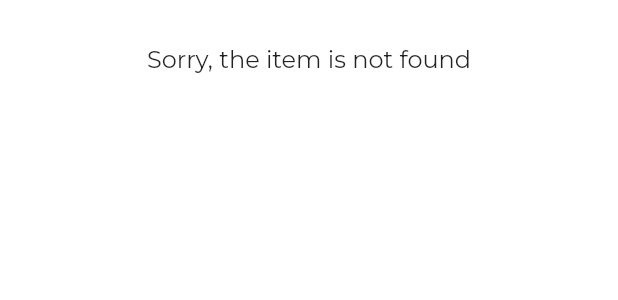
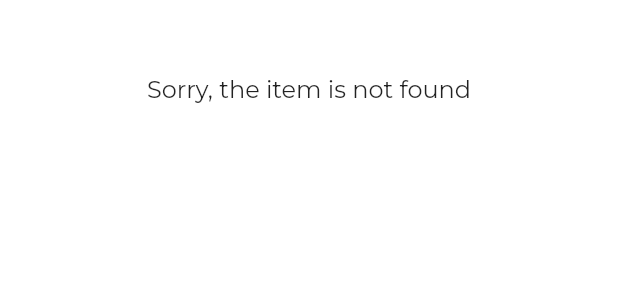
Before and after one commit to nurulfaza12/web_blog, a Flutter app: the EmptyState widget shown alone on an empty page, opened directly, on a phone screen of 412 x 824 dp. Shown: the top 300 px of the screen. Run offline on Flutter 3.47's test engine with Material 2 defaults, Android fonts, the light colour scheme and no system bars; our stand-ins replace equatable, flutter_bloc, google_fonts; network calls fail.

Commit message:
improve UI

```diff
--- a/lib/main.dart
+++ b/lib/main.dart
@@ -6,6 +6,7 @@ import 'package:web_blog/screens/detail/detail_argument.dart';
 import 'package:web_blog/screens/detail/detail_view.dart';
 import 'package:web_blog/screens/home/bloc/home_bloc.dart';
 import 'package:web_blog/screens/home/view/home_view.dart';
+import 'package:web_blog/utils/palette.dart';
 
 void main() {
   runApp(const MyApp());
@@ -30,7 +31,7 @@ class MyApp extends StatelessWidget {
         // or simply save your changes to "hot reload" in a Flutter IDE).
         // Notice that the counter didn't reset back to zero; the application
         // is not restarted.
-        primarySwatch: Colors.blue,
+        primarySwatch: Palette.blue,
         textTheme: GoogleFonts.montserratTextTheme(),
         appBarTheme: const AppBarTheme(
           backgroundColor: Colors.white,
@@ -47,7 +48,7 @@ class MyApp extends StatelessWidget {
             }
             return BlocProvider<HomeBloc>(
               create: (_) => HomeBloc()..add(const LoadBlogs()),
-              child: SafeArea(child: const HomeView()),
+              child: const SafeArea(child: HomeView()),
             );
           },
         );
--- a/lib/screens/detail/detail_view.dart
+++ b/lib/screens/detail/detail_view.dart
@@ -16,12 +16,13 @@ class DetailView extends StatelessWidget {
       body: CustomScrollView(
         slivers: [
           SliverAppBar(
+            pinned: true,
             leading: IconButton(
               onPressed: () => Navigator.of(context).pop(),
               iconSize: 18.0,
               splashRadius: 18.0,
-              icon: Icon(Icons.arrow_back_ios_new_rounded,
-                  size: 18.0, color: Palette.text),
+              icon: const Icon(Icons.arrow_back_ios_new_rounded,
+                  size: 18.0, color: Palette.dark),
             ),
           ),
           SliverToBoxAdapter(
--- a/lib/screens/home/view/widgets/empty_state.dart
+++ b/lib/screens/home/view/widgets/empty_state.dart
@@ -6,7 +6,7 @@ class EmptyState extends StatelessWidget {
   @override
   Widget build(BuildContext context) {
     return Padding(
-      padding: const EdgeInsets.only(top: 30.0),
+      padding: const EdgeInsets.only(top: 50.0),
       child: SizedBox(
         height: 100.0,
         width: MediaQuery.of(context).size.width,
--- a/lib/screens/home/view/widgets/error_state.dart
+++ b/lib/screens/home/view/widgets/error_state.dart
@@ -21,7 +21,7 @@ class ErrorState extends StatelessWidget {
             ),
             TextButton(
               onPressed: () => onPressed(),
-              child: Text('Retry'),
+              child: const Text('Retry'),
             ),
           ],
         ),
--- a/lib/utils/palette.dart
+++ b/lib/utils/palette.dart
@@ -1,8 +1,23 @@
 import 'package:flutter/material.dart';
 
 class Palette {
-  static const Color blue = Color(0xFF006098);
-  static const Color text = Color(0xFF222222);
-  static const Color lightBlue = Color(0xFFADB8C7);
+  static const Color dark = Color(0xFF222222);
   static const Color white = Color(0xFFFFFFFF);
+
+  static const _bluePrimaryValue = 0xFF006098;
+  static const MaterialColor blue = MaterialColor(
+    _bluePrimaryValue,
+    <int, Color>{
+      50: Color(0xFFE2F6FC),
+      100: Color(0xFFB5E8F9),
+      200: Color(0xFF86D9F5),
+      300: Color(0xFF59CAF1),
+      400: Color(0xFF39BEF0),
+      500: Color(0XFF1EB3EF),
+      600: Color(0xFF16A5E0),
+      700: Color(0xFF0B91CD),
+      800: Color(0xFF0A80B9),
+      900: Color(_bluePrimaryValue),
+    },
+  );
 }
```
Also changed, not shown: lib/screens/home/bloc/home_bloc.dart (+7 -4 lines), lib/screens/home/view/home_view.dart (+8 -2 lines), lib/screens/home/view/widgets/blog_card.dart (+16 -7 lines), lib/screens/home/view/widgets/search_bar.dart (+14 -4 lines).
